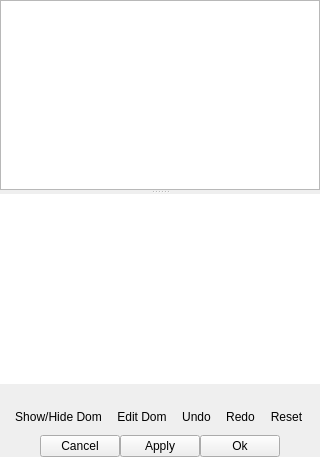
Before: the Qt Designer form source/DataCollector/datacollector.ui in archTk/arch-ne, drawn with Qt 5.
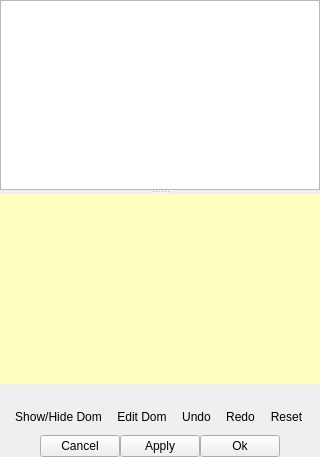
After: the same form once the commit is applied. Icons and pictures are not drawn.

What changed in the file:
```diff
--- a/source/DataCollector/datacollector.ui
+++ b/source/DataCollector/datacollector.ui
@@ -2,6 +2,11 @@
 <ui version="4.0">
 <class>DataCollector</class>
 <widget class="QWidget" name="DataCollector">
+<property name="styleSheet">
+<string notr="true">
+QPlainTextEdit {color:#000000;border 0px solid transparent;margin:0;padding:0;background-color:#ffffbf}
+</string>
+</property>
 	<layout class="QVBoxLayout" name="vboxLayout">
 		<property name="margin"><number>0</number></property>
 		<property name="spacing"><number>0</number></property>
```
Left out of the diff: 2 changed lines with no effect on the pictures.
